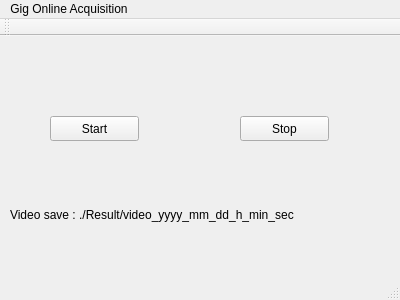
The window that src/Manage/manage.ui (plumpmango/acquisition) describes before a commit, drawn with Qt 5.
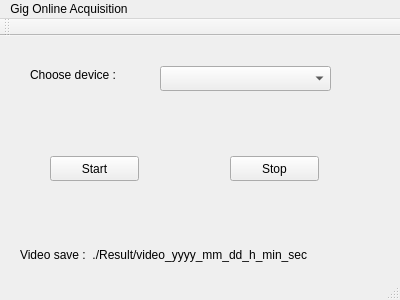
The same window after the commit.

Commit message: choose camera name

```diff
--- a/src/Manage/manage.ui
+++ b/src/Manage/manage.ui
@@ -18,7 +18,7 @@
     <property name="geometry">
      <rect>
       <x>50</x>
-      <y>80</y>
+      <y>120</y>
       <width>89</width>
       <height>25</height>
      </rect>
@@ -30,8 +30,8 @@
    <widget class="QPushButton" name="stoppushButton">
     <property name="geometry">
      <rect>
-      <x>240</x>
-      <y>80</y>
+      <x>230</x>
+      <y>120</y>
       <width>89</width>
       <height>25</height>
      </rect>
@@ -43,14 +43,37 @@
    <widget class="QLabel" name="label">
     <property name="geometry">
      <rect>
-      <x>10</x>
-      <y>170</y>
+      <x>20</x>
+      <y>210</y>
       <width>361</width>
       <height>17</height>
      </rect>
     </property>
     <property name="text">
-     <string>Video save : ./Result/video_yyyy_mm_dd_h_min_sec</string>
+     <string>Video save :  ./Result/video_yyyy_mm_dd_h_min_sec</string>
+    </property>
+   </widget>
+   <widget class="QComboBox" name="devicesQueueComboBox">
+    <property name="geometry">
+     <rect>
+      <x>160</x>
+      <y>30</y>
+      <width>171</width>
+      <height>25</height>
+     </rect>
+    </property>
+   </widget>
+   <widget class="QLabel" name="label_2">
+    <property name="geometry">
+     <rect>
+      <x>30</x>
+      <y>30</y>
+      <width>111</width>
+      <height>17</height>
+     </rect>
+    </property>
+    <property name="text">
+     <string>Choose device :</string>
     </property>
    </widget>
   </widget>
```
The commit also changes 3 other files.
